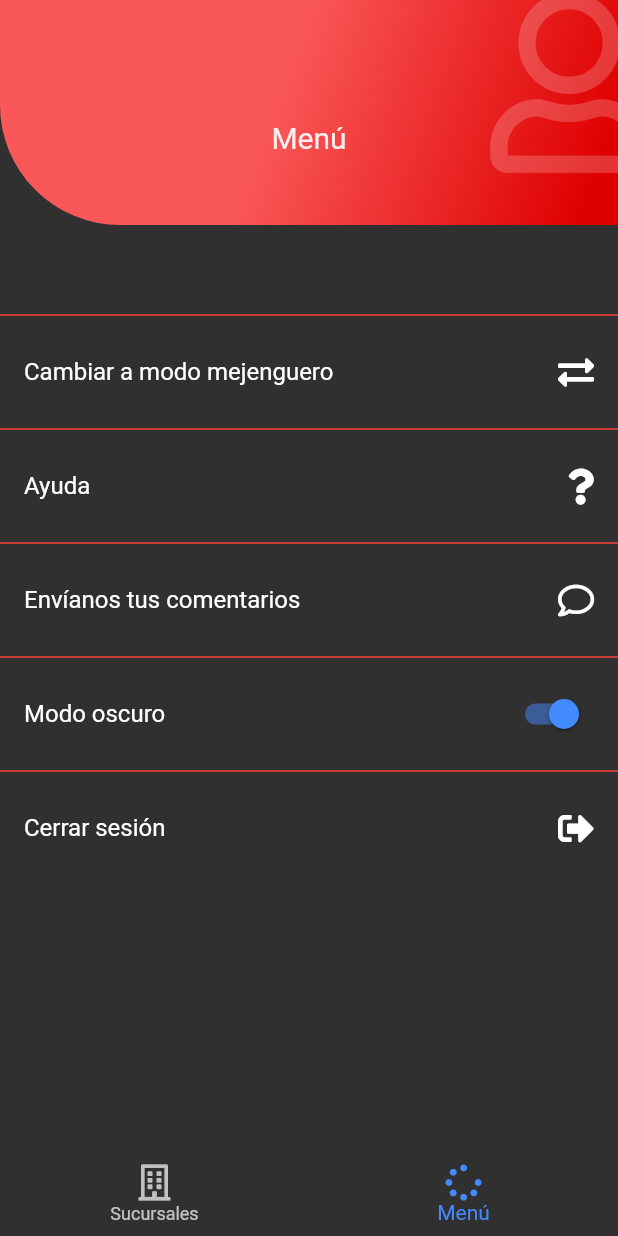
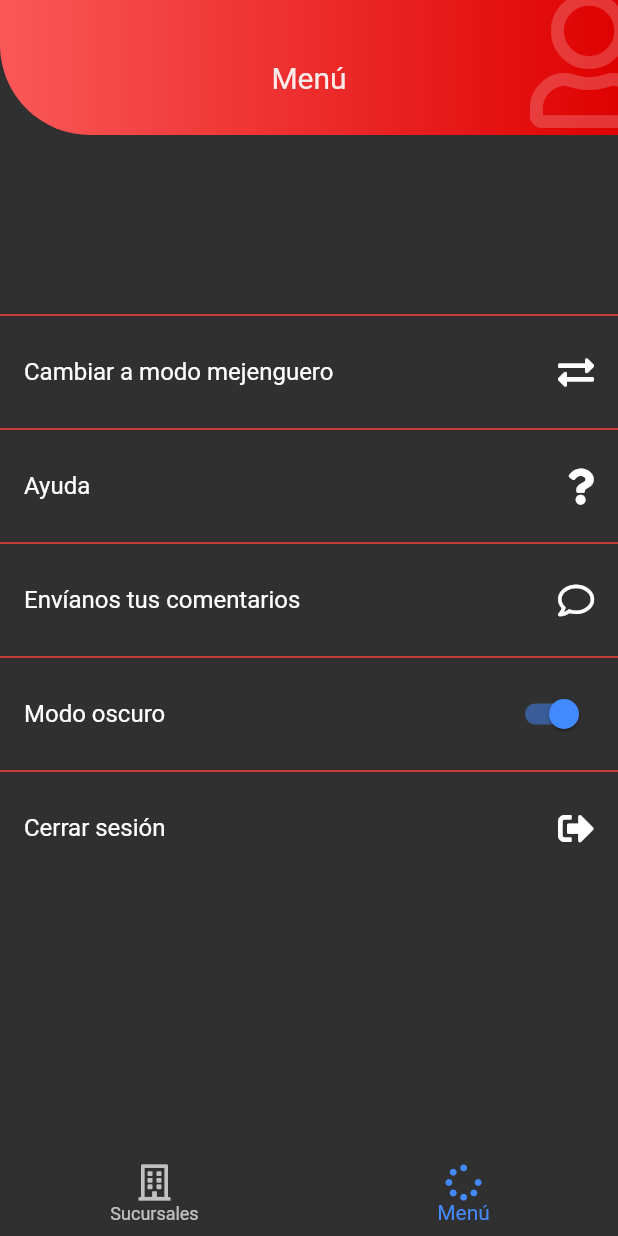
Before and after one commit to jsolis69/reservaapp, a Flutter app: the MenuAnfitrionPage screen opened by its route, on a phone screen of 412 x 824 dp. Run offline on Flutter 3.47's test engine with Material 2 defaults, Android fonts, the light colour scheme and no system bars; our stand-ins replace animate_do, calendar_timeline, flutter_svg, font_awesome_flutter, shared_preferences, table_calendar; accounts and stored records are empty.

Commit message:
Se modifica los procesos del anfitrion para mostrar las sucursales

```diff
--- a/lib/paginas/Anfitrion/menuAnfitron_page.dart
+++ b/lib/paginas/Anfitrion/menuAnfitron_page.dart
@@ -26,7 +26,8 @@ class _MenuAnfitrionPageState extends State<MenuAnfitrionPage> {
 
 
 
-      body: Stack(
+      body: SafeArea(
+        child: Stack(
           children: [
             Container(
               margin: EdgeInsets.only(top: 200),
@@ -95,6 +96,7 @@ class _MenuAnfitrionPageState extends State<MenuAnfitrionPage> {
             )
           ],
         ),
+      ),
       bottomNavigationBar: BotonesNavegacionAnfitron(seleccionado: 1),
     );
 
--- a/lib/paginas/menu_page.dart
+++ b/lib/paginas/menu_page.dart
@@ -26,7 +26,8 @@ class _MenuPageState extends State<MenuPage> {
 
 
     return Scaffold(
-      body: Stack(
+      body: SafeArea(
+        child: Stack(
           children: [
             Container(
               margin: EdgeInsets.only(top: 200),
@@ -104,6 +105,7 @@ class _MenuPageState extends State<MenuPage> {
             )
           ],
         ),
+      ),
       bottomNavigationBar: BotonesNavegacion(seleccionado: 2),
     );
 
--- a/lib/paginas/miPerfil_page.dart
+++ b/lib/paginas/miPerfil_page.dart
@@ -22,7 +22,8 @@ class _MiPerfilPageState extends State<MiPerfilPage> {
     Color colorSecundario = Color(0xff35AD3E);
 
     return Scaffold(
-      body: Stack(
+      body: SafeArea(
+        child: Stack(
           children: [
             Container(),
             HeaderWidget(
@@ -33,6 +34,7 @@ class _MiPerfilPageState extends State<MiPerfilPage> {
             )
           ],
         ),
+      ),
       bottomNavigationBar: BotonesNavegacion(seleccionado: 0),
     );
 
--- a/lib/paginas/sucursales_page.dart
+++ b/lib/paginas/sucursales_page.dart
@@ -17,7 +17,8 @@ class SucursalesPage extends StatelessWidget {
 
 
     return Scaffold(
-      body: Stack(
+      body: SafeArea(
+        child: Stack(
           children: [
 
             _contenido(),
@@ -28,6 +29,7 @@ class SucursalesPage extends StatelessWidget {
               color2: colorSecundario
             )
           ],
+        ),
       ),
       bottomNavigationBar: BotonesNavegacion(seleccionado: 1,)
     );
--- a/lib/widgets/header.dart
+++ b/lib/widgets/header.dart
@@ -30,11 +30,11 @@ class HeaderWidget extends StatelessWidget {
         Positioned(
           top: -5,
           right: -20,
-          child: FaIcon(this.icono, size: 120, color: Colors.white.withOpacity(0.2),)),
+          child: FaIcon(this.icono, size: 90, color: Colors.white.withOpacity(0.2),)),
 
         Column(
           children: [
-            SizedBox(height: 80, width: double.infinity,),
+            SizedBox(height: 40, width: double.infinity,),
             Text(titulo, style: TextStyle(fontSize: 20, color: _color)),
             SizedBox(height: 20),
             //Text(texto, style: TextStyle(fontSize: 20, color: _color),)
@@ -59,12 +59,12 @@ class _FondoHeader extends StatelessWidget {
   Widget build(BuildContext context) {
     return Container(
       width: double.infinity,
-      height: 150,
+      height: 90,
       decoration: BoxDecoration(
         color: Colors.red,
-        borderRadius: BorderRadius.only(bottomLeft: Radius.circular(80)),
+        borderRadius: BorderRadius.only(bottomLeft: Radius.circular(60)),
         gradient: LinearGradient(
-          begin: Alignment.topCenter,
+          begin: Alignment.centerLeft,
           colors: <Color>[
             this.color1
             ,this.color2
```
Also changed, not shown: lib/paginas/Anfitrion/misSucursales_page.dart (+67 -26 lines), lib/providers/sucursales_provider.dart (+17 -10 lines), lib/widgets/tarjeta_widget.dart (+10 -3 lines). Lines whose indentation alone changed are shown as unchanged.
